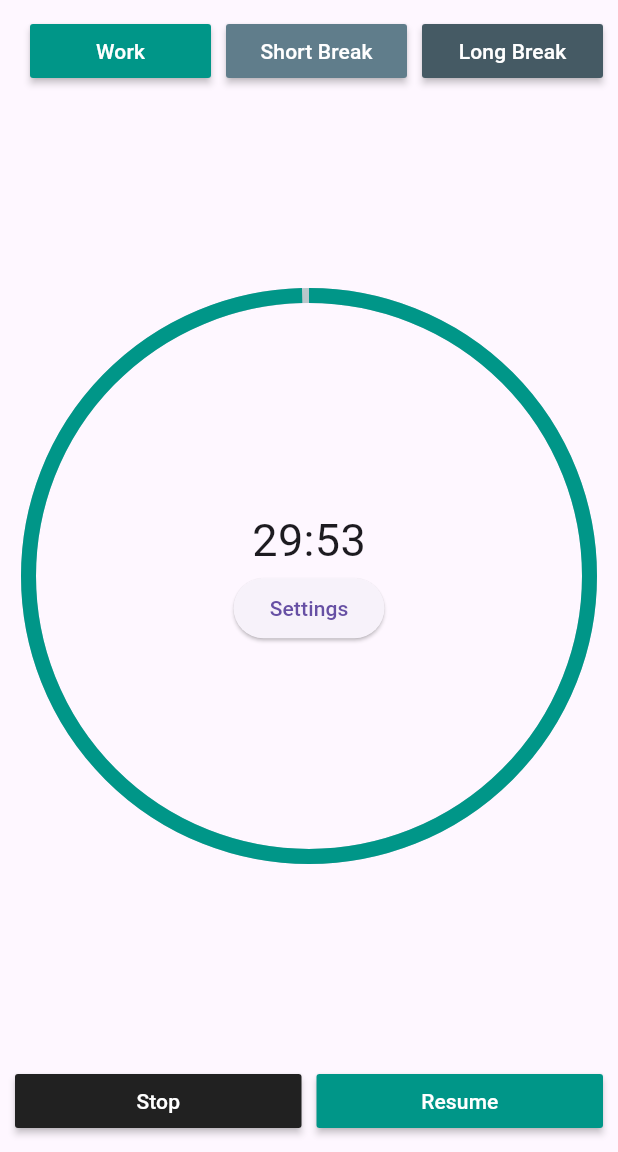
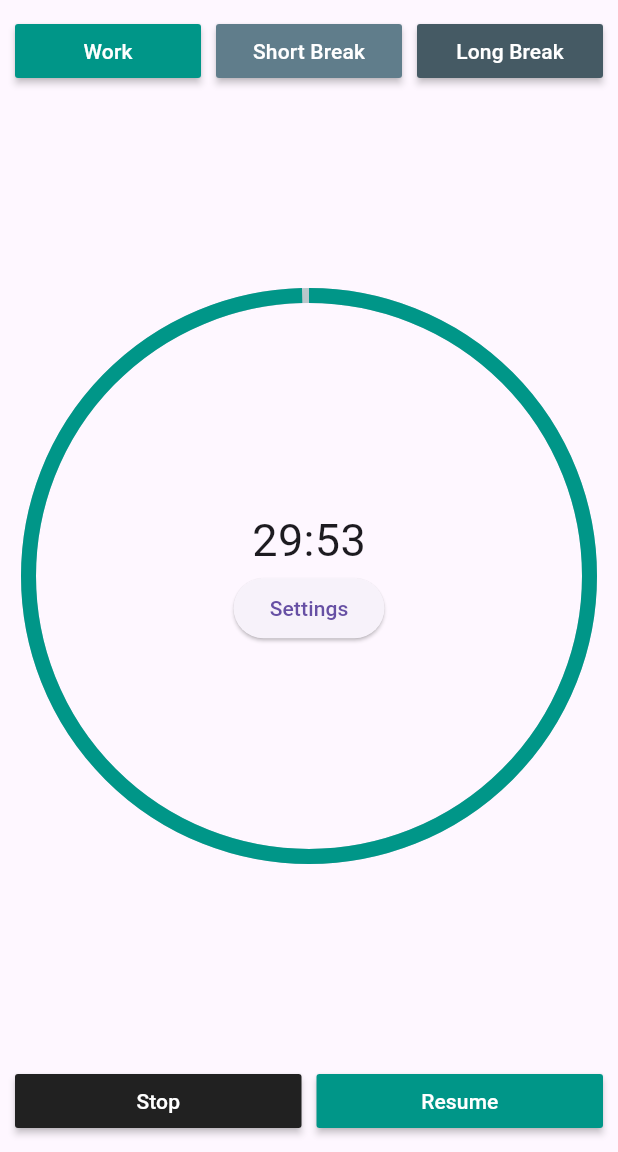
Before and after one commit to dkwhyd/timer_app, a Flutter app: the screen it shows after launch, on a phone screen of 412 x 824 dp, the part 84-1236 px from its top. Run offline on Flutter 3.47's test engine with Material 3 defaults, Android fonts, the phone set to English and light mode, and no system bars; drawn by our look-alikes of percent_indicator; our stand-ins replace fluttertoast, shared_preferences, vibration.

Commit message:
remove double padding

```diff
--- a/lib/widget/home.dart
+++ b/lib/widget/home.dart
@@ -59,9 +59,6 @@ class _MyHomePageState extends State<MyHomePage> {
                 ),
                 Row(
                   children: [
-                    Padding(
-                      padding: EdgeInsets.all(defaultPadding),
-                    ),
                     Padding(
                       padding: EdgeInsets.all(defaultPadding),
                     ),
```
